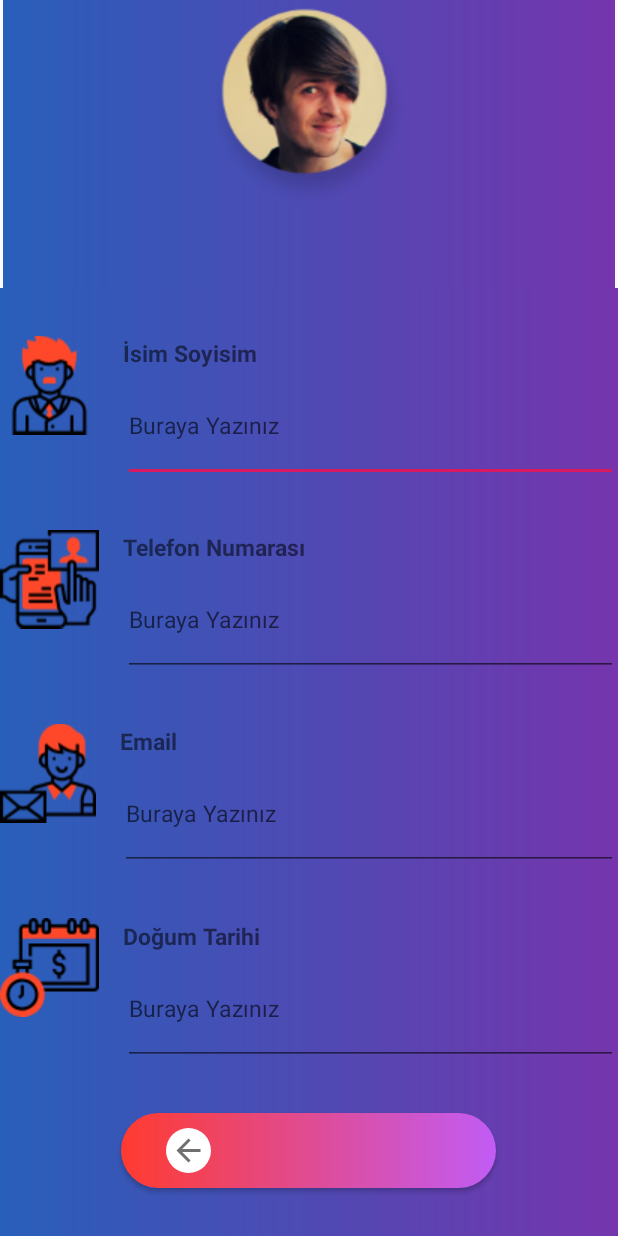
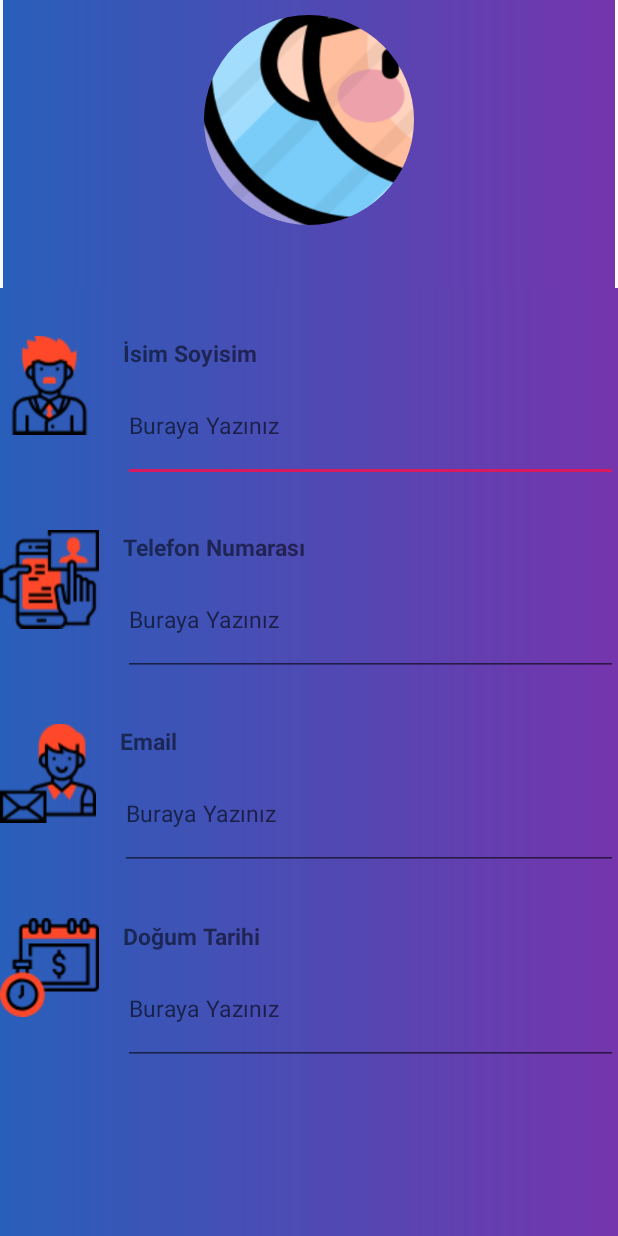
Before and after one commit to gazihandemir/DiyetliTatlar, an Android app: the ProfileActivityFragment screen opened directly, with no data from a screen before it, on a phone screen of 412 x 824 dp. Run offline under Robolectric (Android 15) with nearby library versions, the phone set to English and light mode, and no system bars; our stand-ins replace CircleImageView, Firebase (no records; nobody signed in at launch, a user with empty details on screens opened directly), Picasso; 5 statements that could not run were skipped.

Commit message:
27.02.2020

```diff
--- a/app/build.gradle
+++ b/app/build.gradle
@@ -35,6 +35,7 @@ android {
         androidTestImplementation 'androidx.test.espresso:espresso-core:3.2.0'
         implementation 'com.google.firebase:firebase-analytics:17.2.2'
         implementation 'com.squareup.picasso:picasso:2.71828'
+        implementation 'de.hdodenhof:circleimageview:3.1.0'
     }
 }
 repositories {
--- a/app/src/main/java/com/example/girisekran/Fragments/ProfileActivityFragment.java
+++ b/app/src/main/java/com/example/girisekran/Fragments/ProfileActivityFragment.java
@@ -1,7 +1,15 @@
 package com.example.girisekran.Fragments;
 
 
+import android.Manifest;
+import android.app.Activity;
+import android.content.Context;
+import android.content.Intent;
+import android.content.pm.PackageManager;
+import android.graphics.Bitmap;
+import android.net.Uri;
 import android.os.Bundle;
+import android.provider.MediaStore;
 import android.view.LayoutInflater;
 import android.view.View;
 import android.view.ViewGroup;
@@ -12,11 +20,15 @@ import android.widget.TextView;
 import android.widget.Toast;
 
 import androidx.annotation.NonNull;
+import androidx.annotation.Nullable;
+import androidx.core.app.ActivityCompat;
+import androidx.core.content.ContextCompat;
 import androidx.fragment.app.Fragment;
 
 import com.example.girisekran.R;
 import com.google.android.gms.tasks.OnCompleteListener;
 import com.google.android.gms.tasks.OnFailureListener;
+import com.google.android.gms.tasks.OnSuccessListener;
 import com.google.android.gms.tasks.Task;
 import com.google.firebase.auth.FirebaseAuth;
 import com.google.firebase.auth.FirebaseUser;
@@ -27,9 +39,13 @@ import com.google.firebase.database.FirebaseDatabase;
 import com.google.firebase.database.ValueEventListener;
 import com.google.firebase.storage.FirebaseStorage;
 import com.google.firebase.storage.StorageReference;
+import com.google.firebase.storage.UploadTask;
+import com.squareup.picasso.Picasso;
 
+import java.io.IOException;
 import java.util.HashMap;
 import java.util.Map;
+import java.util.UUID;
 
 
 public class ProfileActivityFragment extends Fragment {
@@ -47,6 +63,8 @@ public class ProfileActivityFragment extends Fragment {
     String stEmail;
     String stDogumTarihi;
     private static String ilkGiris;
+    Uri selected;
+    Context context;
 
     public ProfileActivityFragment() {
     }
@@ -65,13 +83,13 @@ public class ProfileActivityFragment extends Fragment {
         View rootView = inflater.inflate(R.layout.fragment_profile_activity, container, false);
         imgProfilResmi = rootView.findViewById(R.id.imgProfileFragmentActProfilResmi);
         tvProfilIsmi = rootView.findViewById(R.id.tvProfileFragmentActProfilIsmi);
-        tvProfilMail = rootView.findViewById(R.id.tvProfileFragmentActProfilEmail);
+        //  tvProfilMail = rootView.findViewById(R.id.tvProfileFragmentActProfilEmail);
         btnUpload = rootView.findViewById(R.id.btnProfileFragmentActUpload);
         edIsimSoyisim = rootView.findViewById(R.id.edProfileFragmentActİsimSoyisim);
         edTelefonNo = rootView.findViewById(R.id.edProfileFragmentActTelefonNumarası);
         edEmail = rootView.findViewById(R.id.edProfileFragmentActEmail);
         edDogumTarihi = rootView.findViewById(R.id.edProfileFragmentActDogumTarihi);
-
+        btnUpload.setVisibility(View.INVISIBLE);
         // KayitOlanKullanicilarinBilgileriniHemenKaydet();
         btnUpload.setOnClickListener(new View.OnClickListener() {
             @Override
@@ -87,27 +105,83 @@ public class ProfileActivityFragment extends Fragment {
                 */
 
                 veriKaydet();
-             //   bilgileriCek();
+               // bilgileriCek();
+                Toast.makeText(getActivity(), "kisa tıklandı", Toast.LENGTH_SHORT).show();
 
 
             }
         });
-        System.out.println("gazi -> ilk giriz 1: " + ilkGiris);
-        System.out.println("gazi ->" + edIsimSoyisim.getText().toString() + "gazi -> ");
-      //  if (ilkGiris.equals("2")) {
-            System.out.println("gazi -> cekme ifine girdi");
-           bilgileriCek();
-        //}
-        System.out.println("gazi ->" + edIsimSoyisim.getText().toString() + "gazi -> ");
-        System.out.println("gazi -> ilk giriz 2: " + ilkGiris);
+        imgProfilResmi.setOnClickListener(new View.OnClickListener() {
+            @Override
+            public void onClick(View v) {
+                if (ContextCompat.checkSelfPermission(getActivity(), Manifest.permission.READ_EXTERNAL_STORAGE) != PackageManager.PERMISSION_GRANTED) {
+                    ActivityCompat.requestPermissions((Activity) context, new String[]{Manifest.permission.READ_EXTERNAL_STORAGE}, 1);
+                } else {
+                    Intent intent = new Intent(Intent.ACTION_PICK, MediaStore.Images.Media.EXTERNAL_CONTENT_URI);
+                    startActivityForResult(intent, 2);
+                }
+            }
+        });
+        btnUpload.setOnLongClickListener(new View.OnLongClickListener() {
+            @Override
+            public boolean onLongClick(View v) {
+                Toast.makeText(getActivity(), "Uuzun tıklandı", Toast.LENGTH_SHORT).show();
+                return true;
+            }
+        });
+        bilgileriCek();
+
         return rootView;
 
     }
 
 
     private void veriKaydet() {
-        System.out.println("gazi ->  verikaydete giri "+ilkGiris);
-        stIisimSoyisim = edIsimSoyisim.getText().toString();
+        UUID uuıdImage = UUID.randomUUID();
+        final String imageName = "images/" + uuıdImage + ".jpg";
+        StorageReference newReference = storageReference.child(imageName);
+        newReference.putFile(selected).addOnSuccessListener(new OnSuccessListener<UploadTask.TaskSnapshot>() {
+            @Override
+            public void onSuccess(UploadTask.TaskSnapshot taskSnapshot) {
+                StorageReference profileImageRef = FirebaseStorage.getInstance().getReference(imageName);
+
+                profileImageRef.getDownloadUrl().addOnSuccessListener(new OnSuccessListener<Uri>() {
+                    @Override
+                    public void onSuccess(Uri uri) {
+                        String downloadUrl = uri.toString();
+                        String userID = firebaseUser.getUid();
+                        stIisimSoyisim = edIsimSoyisim.getText().toString();
+                        stTelefonNo = edTelefonNo.getText().toString();
+                        stEmail = edEmail.getText().toString();
+                        stDogumTarihi = edDogumTarihi.getText().toString();
+                        Map<String, String> profileMap = new HashMap();
+                        profileMap.put("IsimSoyisim", stIisimSoyisim);
+                        profileMap.put("TelefonNo", stTelefonNo);
+                        profileMap.put("Email", firebaseUser.getEmail().toString());
+                        profileMap.put("DogumTarihi", stDogumTarihi);
+                        profileMap.put("ProfilResmi", downloadUrl);
+                        databaseReference.child("Profile").child(userID).child("ProfileHesapBilgileri").setValue(profileMap)
+                                .addOnCompleteListener(new OnCompleteListener<Void>() {
+                                    @Override
+                                    public void onComplete(@NonNull Task<Void> task) {
+                                        Toast.makeText(getActivity(), "fotoflı tamam", Toast.LENGTH_SHORT).show();
+                                        btnUpload.setVisibility(View.INVISIBLE);
+
+                                    }
+                                });
+                    }
+                });
+
+
+            }
+        }).addOnFailureListener(new OnFailureListener() {
+            @Override
+            public void onFailure(@NonNull Exception e) {
+                Toast.makeText(context, "fotoğraf fail ", Toast.LENGTH_SHORT).show();
+            }
+        });
+
+    /*    stIisimSoyisim = edIsimSoyisim.getText().toString();
         stTelefonNo = edTelefonNo.getText().toString();
         stEmail = edEmail.getText().toString();
         stDogumTarihi = edDogumTarihi.getText().toString();
@@ -135,47 +209,55 @@ public class ProfileActivityFragment extends Fragment {
             }
         });
 
-
+*/
     }
 
-/*    private void KayitOlanKullanicilarinBilgileriniHemenKaydet() {
-        String userID = firebaseUser.getUid();
-        stIisimSoyisim = edIsimSoyisim.getText().toString();
-        String userEmail = firebaseUser.getEmail().toString();
-        String IsimSoyisim = getActivity().getIntent().getStringExtra("IsimSoyisim");
-        Map<String, String> profileMap = new HashMap<>();
-        profileMap.put("IsimSoyisim", IsimSoyisim);
-        profileMap.put("TelefonNo", "");
-        profileMap.put("Email", userEmail);
-        profileMap.put("DogumTarihi", "");
-        databaseReference.child("Profile").child(userID).child("ProfileHesapBilgileri").setValue(profileMap)
-                .addOnCompleteListener(new OnCompleteListener<Void>() {
-
-                    @Override
-                    public void onComplete(@NonNull Task<Void> task) {
-                        if (task.isSuccessful()) {
-                            Toast.makeText(getActivity(), "Krall", Toast.LENGTH_SHORT).show();
-                        } else {
-                            Toast.makeText(getActivity(), "Baslarken hata oluştu", Toast.LENGTH_SHORT).show();
-                        }
-                    }
-                });
-    }*/
 
     private void bilgileriCek() {
-        System.out.println("gazi -> bilgileri ceke girdi");
-        final String userID = firebaseUser.getUid();
+        String userID = firebaseUser.getUid();
+        // DatabaseReference newReference = firebaseDatabase.getReference("Profile");
+        databaseReference.child("Profile").child(userID).child("ProfileHesapBilgileri").addListenerForSingleValueEvent(new ValueEventListener() {
+            @Override
+            public void onDataChange(@NonNull DataSnapshot dataSnapshot) {
+                HashMap<String, String> hashMap = (HashMap<String, String>) dataSnapshot.getValue();
+                String userIsimSoyisim = hashMap.get("IsimSoyisim");
+                String userEmail = hashMap.get("Email");
+                String userTelefonNo = hashMap.get("TelefonNo");
+                String userDogumTarihi = hashMap.get("DogumTarihi");
+                String userProfileResmiUrl = hashMap.get("ProfilResmi");
+                edEmail.setText(userEmail);
+                edIsimSoyisim.setText(userIsimSoyisim);
+                edTelefonNo.setText(userTelefonNo);
+                edDogumTarihi.setText(userDogumTarihi);
+                tvProfilIsmi.setText(userIsimSoyisim);
+                // tvProfilMail.setText(userEmail);
+                edEmail.setFocusable(false);
+                if (userProfileResmiUrl != null) {
+                    Picasso.get().load(userProfileResmiUrl).into(imgProfilResmi);
+                }
+
+            }
+
+            @Override
+            public void onCancelled(@NonNull DatabaseError databaseError) {
+
+            }
+        });
+
+
+
+/*        final String userID = firebaseUser.getUid();
 
         databaseReference.child("Profile").child(userID).child("ProfileHesapBilgileri").addListenerForSingleValueEvent(new ValueEventListener() {
             @Override
             public void onDataChange(@NonNull DataSnapshot dataSnapshot) {
-              /*  String getkey = dataSnapshot.getKey();
+              *//*  String getkey = dataSnapshot.getKey();
                 String getchildren = dataSnapshot.getChildren().toString();
                 String getvalue = dataSnapshot.getValue().toString();
                 System.out.println("gazi -> getkey" + getkey);
                 System.out.println("gazi -> getchildren" + getchildren);
                 System.out.println("gazi -> getvalue" + getvalue);
-                System.out.println("gazi -> value1 " + userEmail);*/
+                System.out.println("gazi -> value1 " + userEmail);*//*
                 HashMap<String, String> hashMap = (HashMap<String, String>) dataSnapshot.getValue();
                 String userIsimSoyisim = hashMap.get("IsimSoyisim");
                 String userEmail = hashMap.get("Email");
@@ -186,7 +268,7 @@ public class ProfileActivityFragment extends Fragment {
                 edTelefonNo.setText(userTelefonNo);
                 edDogumTarihi.setText(userDogumTarihi);
                 tvProfilIsmi.setText(userIsimSoyisim);
-                tvProfilMail.setText(userEmail);
+               // tvProfilMail.setText(userEmail);
                 edEmail.setFocusable(false);
             }
 
@@ -194,8 +276,40 @@ public class ProfileActivityFragment extends Fragment {
             public void onCancelled(@NonNull DatabaseError databaseError) {
 
             }
-        });
+        });*/
     }
 
+    public void selectPicture(View view) {
+
+    }
+
+    @Override
+    public void onRequestPermissionsResult(int requestCode, @NonNull String[] permissions, @NonNull int[] grantResults) {
+        if (requestCode == 1) {
+            if (grantResults.length > 0 && grantResults[0] == PackageManager.PERMISSION_GRANTED) {
+                Intent intent = new Intent(Intent.ACTION_PICK, MediaStore.Images.Media.EXTERNAL_CONTENT_URI);
+                startActivityForResult(intent, 2);
+            }
+        }
+        super.onRequestPermissionsResult(requestCode, permissions, grantResults);
+    }
+
+    @Override
+    public void onActivityResult(int requestCode, int resultCode, @Nullable Intent data) {
+        if (requestCode == 2 && resultCode == -1 && data != null) {
+            selected = data.getData();
+            try {
+
+                btnUpload.setVisibility(View.VISIBLE);
+                Bitmap bitmap = MediaStore.Images.Media.getBitmap(getActivity().getContentResolver(), selected);
+                imgProfilResmi.setImageBitmap(bitmap);
+            } catch (IOException e) {
+                e.printStackTrace();
+            }
+        }
+
+
+        super.onActivityResult(requestCode, resultCode, data);
+    }
 
 }
--- a/app/src/main/java/com/example/girisekran/Fragments/ProfileActivityKisiselBilgilerimFragment.java
+++ b/app/src/main/java/com/example/girisekran/Fragments/ProfileActivityKisiselBilgilerimFragment.java
@@ -76,7 +76,7 @@ public class ProfileActivityKisiselBilgilerimFragment extends Fragment {
                 veriKaydet();
             }
         });
-     bilgileriCek();
+        bilgileriCek();
         return rootView;
     }
 
@@ -115,7 +115,9 @@ public class ProfileActivityKisiselBilgilerimFragment extends Fragment {
     }
 
     private void bilgileriCek() {
-        String userID = firebaseUser.getUid();
+
+
+       String userID = firebaseUser.getUid();
         databaseReference.child("Profile").child(userID).child("ProfileKisiselBilgiler")
                 .addListenerForSingleValueEvent(new ValueEventListener() {
                     @Override
--- a/app/src/main/res/layout/fragment_profile_activity.xml
+++ b/app/src/main/res/layout/fragment_profile_activity.xml
@@ -16,38 +16,41 @@
         app:layout_constraintEnd_toEndOf="parent"
         app:layout_constraintStart_toStartOf="parent"
         app:layout_constraintTop_toTopOf="parent">
+        <!--
+                <ImageView
+                    android:id="@+id/imgProfileFragmentActProfilResmi"
+                    android:layout_width="match_parent"
+                    android:layout_height="120dp"
+                    android:layout_gravity="center_horizontal|center_vertical"
+                    android:layout_weight="1"
+                    android:src="@drawable/ic_profile_image_default"></ImageView>-->
 
-        <ImageView
+        <de.hdodenhof.circleimageview.CircleImageView
             android:id="@+id/imgProfileFragmentActProfilResmi"
             android:layout_width="match_parent"
-            android:layout_height="wrap_content"
-            android:layout_gravity="center_horizontal|center_vertical"
-            android:layout_weight="1"
-
-            android:src="@drawable/profile_round"></ImageView>
+            android:layout_height="140dp"
+            android:layout_gravity="center"
+            android:layout_marginLeft="10dp"
+            android:layout_marginTop="10dp"
+            android:layout_marginRight="10dp"
+            android:layout_marginBottom="10dp"
+            android:src="@drawable/profiledefault" />
 
         <TextView
             android:id="@+id/tvProfileFragmentActProfilIsmi"
             android:layout_width="match_parent"
             android:layout_height="wrap_content"
+            android:layout_marginLeft="10dp"
+            android:layout_marginRight="10dp"
             android:layout_weight="1"
             android:gravity="center|center_horizontal|center_vertical"
             android:text="Gazihan DEMİR"
-
-            android:textSize="20sp"
-            android:textStyle="bold"></TextView>
-
-        <TextView
-            android:id="@+id/tvProfileFragmentActProfilEmail"
-            android:layout_width="match_parent"
-            android:layout_height="wrap_content"
-            android:layout_weight="1"
-            android:gravity="center|center_horizontal|center_vertical"
-            android:text="Gazihand@gmail.com"
-            android:textSize="15sp"></TextView>
+            android:textSize="24sp"
+            android:textStyle="bold|italic" />
 
 
     </LinearLayout>
+    d
 
     <LinearLayout
         android:id="@+id/linearLayout4"
@@ -235,8 +238,7 @@
                 android:layout_width="wrap_content"
                 android:layout_height="wrap_content"
                 android:gravity="center"
-                android:onClick="upload"
-                android:textColor="#FF9301"></Button>
+                android:textColor="#FF9301" />
         </LinearLayout>
 
 
--- a/app/src/main/res/values/styles.xml
+++ b/app/src/main/res/values/styles.xml
@@ -85,4 +85,5 @@
         <item name="android:layout_alignParentTop">true</item>
         <item name="android:minWidth">250dp</item>
     </style>
+
 </resources>
```
Also changed, not shown: app/src/main/java/com/example/girisekran/Activity/SignUpActivity.java (+6 -6 lines), app/src/main/res/drawable/ic_kamera.xml (added, +12 -0 lines), app/src/main/res/drawable/profiledefault.png (added).
